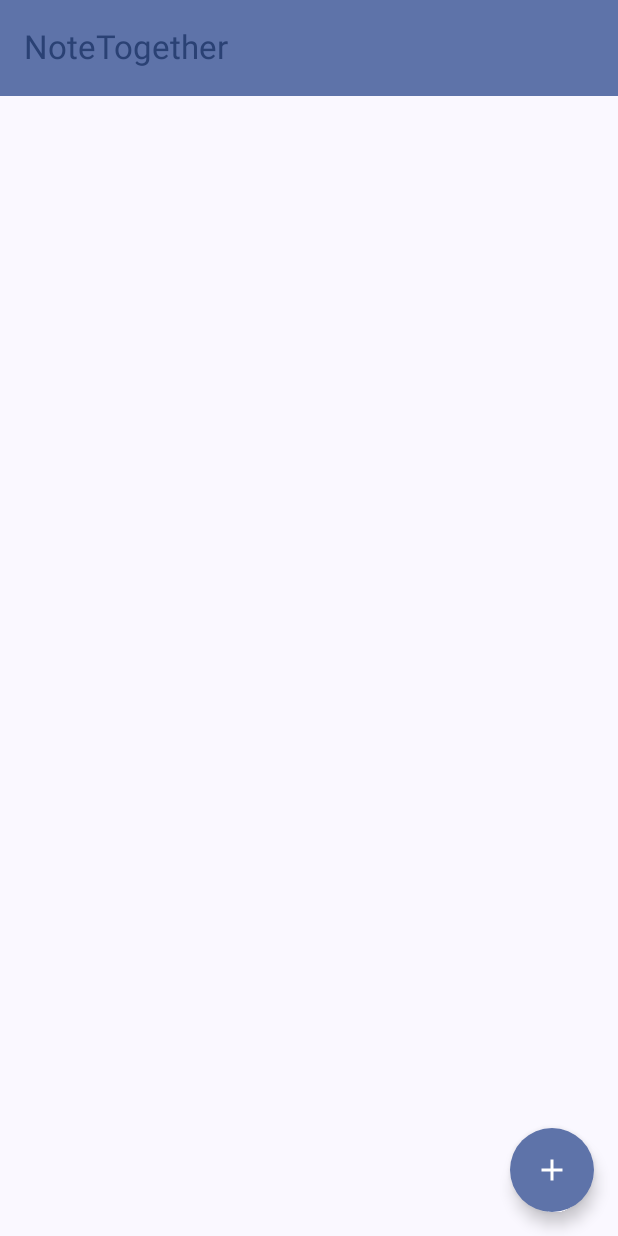
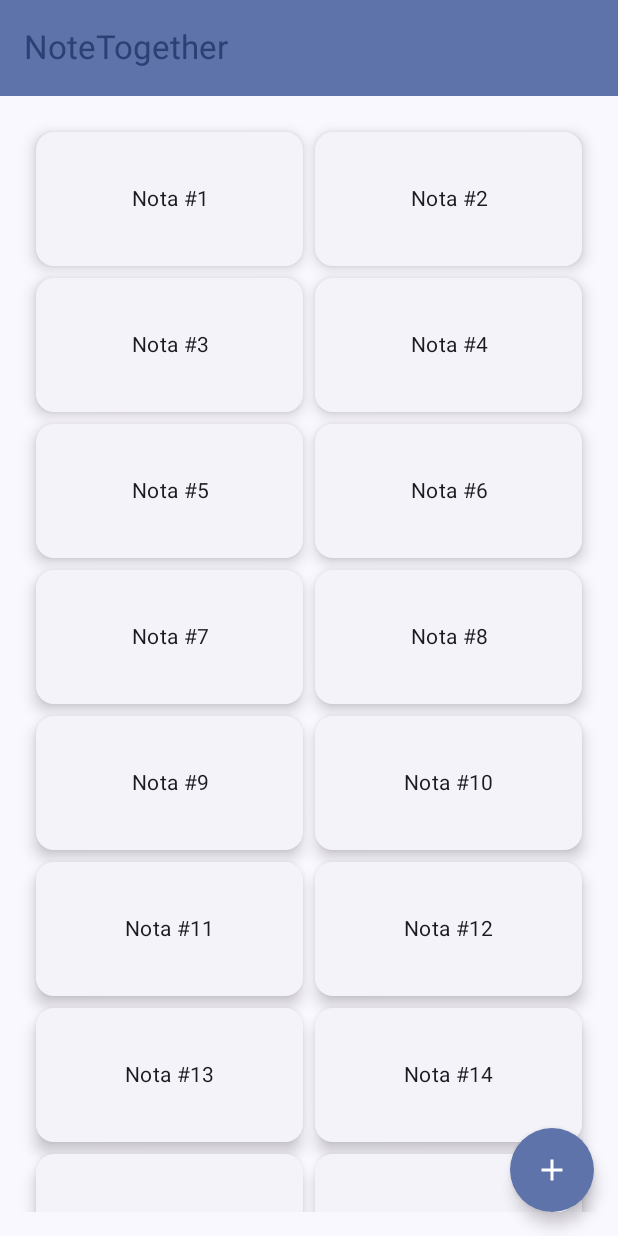
Before and after one commit to RaulGutIzq/NoteTogether, an Android app built with Jetpack Compose: the composable MaterialDesignView shown on its own in the app's theme, on a phone screen of 412 x 824 dp. Run offline under Robolectric (Android 15) with nearby library versions, the phone set to English and light mode, and no system bars.

Commit message:
Añadido Grid de notas junto a Ejemplo

```diff
--- a/app/src/main/java/com/raulin/notetogether/view/MainActivity.kt
+++ b/app/src/main/java/com/raulin/notetogether/view/MainActivity.kt
@@ -12,6 +12,10 @@ import androidx.compose.runtime.Composable
 import androidx.compose.ui.Modifier
 import com.raulin.notetogether.view.ui.theme.NoteTogetherTheme
 import androidx.compose.foundation.layout.*
+import androidx.compose.foundation.lazy.LazyColumn
+import androidx.compose.foundation.lazy.grid.GridCells
+import androidx.compose.foundation.lazy.grid.LazyVerticalGrid
+import androidx.compose.foundation.lazy.grid.items
 import androidx.compose.foundation.rememberScrollState
 import androidx.compose.foundation.shape.CircleShape
 import androidx.compose.foundation.verticalScroll
@@ -32,11 +36,11 @@ class MainActivity : ComponentActivity() {
         enableEdgeToEdge()
         setContent {
             NoteTogetherTheme {
-                    MaterialDesignView()
-                }
+                MaterialDesignView()
             }
         }
     }
+}
 
 
 @OptIn(ExperimentalMaterial3Api::class)
@@ -57,7 +61,7 @@ fun MaterialDesignView() {
         floatingActionButton = {
             FloatingActionButton(
                 onClick = { /* Aádir onlick en controller */ },
-                shape  = CircleShape,
+                shape = CircleShape,
                 containerColor = MaterialTheme.colorScheme.primaryContainer
             ) {
                 Icon(Icons.Filled.Add, "Añadir nota")
@@ -68,17 +72,51 @@ fun MaterialDesignView() {
             modifier = Modifier
                 .fillMaxSize()
                 .padding(paddingValues)
-                .verticalScroll(rememberScrollState())
-                .padding(16.dp),
-            verticalArrangement = Arrangement.Top,
-            horizontalAlignment = Alignment.Start
+                .padding(16.dp)
         ) {
-            meterNotas()
+            NotasGrid()
         }
     }
 }
+
+
 @Composable
-fun meterNotas() {
-//O aqui o en controller
-//deberian añadirse las notas a 2
+fun NotasGrid() {
+    val notas = List(20) { "Nota #${it + 1}" }
+
+    LazyVerticalGrid(
+        columns = GridCells.Fixed(2),
+        modifier = Modifier.fillMaxSize(),
+        contentPadding = PaddingValues(8.dp),
+        verticalArrangement = Arrangement.spacedBy(8.dp),
+        horizontalArrangement = Arrangement.spacedBy(8.dp)
+    ) {
+        items(notas) { nota ->
+            NotaCard(nota)
+        }
+    }
 }
+
+@Composable
+fun NotaCard(nota: String) {
+    ElevatedCard(
+        elevation = CardDefaults.cardElevation(
+            defaultElevation = 6.dp
+        ),
+        modifier = Modifier
+            .fillMaxWidth()
+            .aspectRatio(2f)
+    ) {
+        Box(
+            contentAlignment = Alignment.Center,
+            modifier = Modifier.fillMaxSize()
+        ) {
+            Text(
+                text = nota,
+                textAlign = TextAlign.Center,
+                style = MaterialTheme.typography.bodyMedium,
+                modifier = Modifier.padding(8.dp)
+            )
+        }
+    }
+}
```
